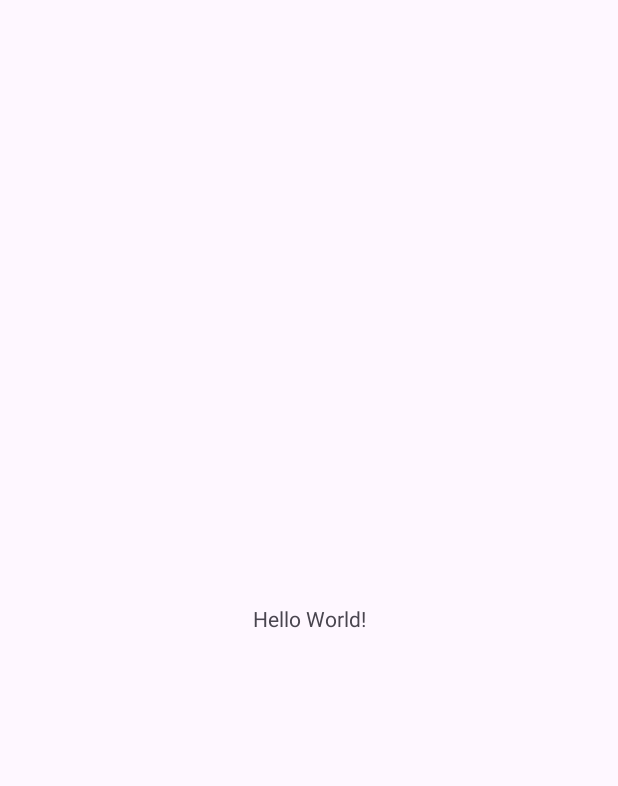
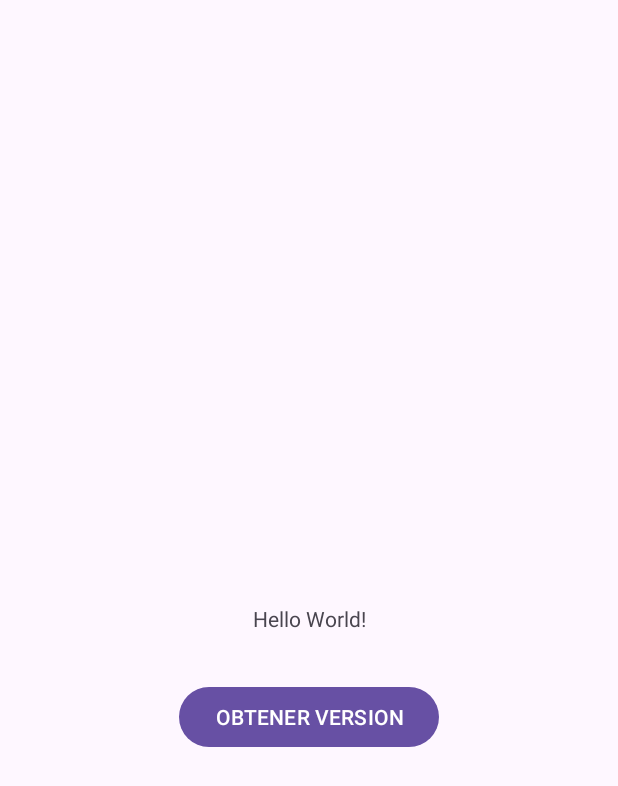
Before and after one commit to Valexx55/CursoCNTProfe, an Android app: the screen it shows after launch (MainActivity), on a phone screen of 412 x 824 dp. Before the commit the part shown is almost empty. Shown: the top 786 px of the screen. Run offline under Robolectric (Android 15) with nearby library versions, the phone set to English and light mode, and no system bars.

Commit message:
tocando actividad principal

```diff
--- a/app/src/main/res/layout/activity_main.xml
+++ b/app/src/main/res/layout/activity_main.xml
@@ -8,6 +8,7 @@
     tools:context=".MainActivity">
 
     <TextView
+        android:id="@+id/cajatexto"
         android:layout_width="wrap_content"
         android:layout_height="wrap_content"
         android:text="Hello World!"
@@ -16,4 +17,14 @@
         app:layout_constraintStart_toStartOf="parent"
         app:layout_constraintTop_toTopOf="parent" />
 
+    <Button
+        android:id="@+id/button"
+        android:layout_width="wrap_content"
+        android:layout_height="wrap_content"
+        android:layout_marginTop="32dp"
+        android:text="OBTENER VERSION"
+        app:layout_constraintEnd_toEndOf="parent"
+        app:layout_constraintStart_toStartOf="parent"
+        app:layout_constraintTop_toBottomOf="@+id/cajatexto" />
+
 </androidx.constraintlayout.widget.ConstraintLayout>
```
